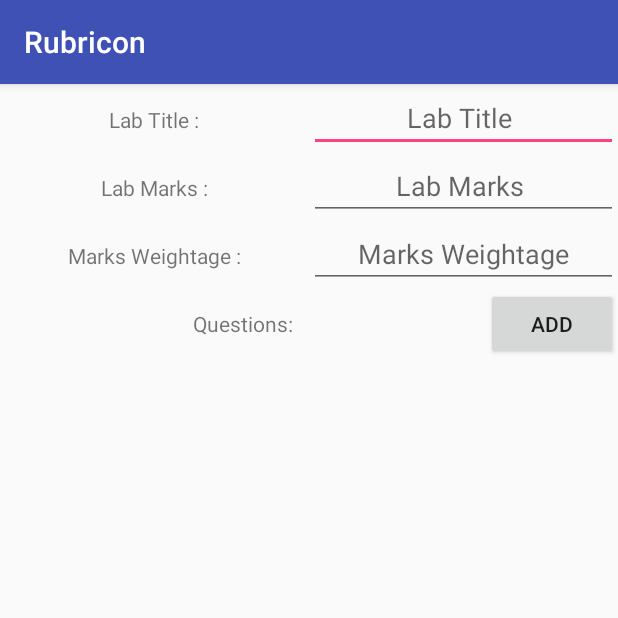
After one commit to AdnanMuhib/Rubricon, an Android app: the LabActivity screen opened directly, with no data from a screen before it, on a phone screen of 412 x 824 dp, the top half of it. The commit adds this screen. Run offline under Robolectric (Android 15) with nearby library versions, the phone set to English and light mode, and no system bars.

Commit message:
Add Lab Activity

```diff
--- a/app/build.gradle
+++ b/app/build.gradle
@@ -23,6 +23,7 @@ dependencies {
     implementation 'com.android.support:appcompat-v7:28.0.0'
     implementation 'com.android.support.constraint:constraint-layout:1.1.3'
     implementation 'com.android.support:design:28.0.0'
+    implementation 'com.android.support:support-v4:28.0.0'
     testImplementation 'junit:junit:4.12'
     androidTestImplementation 'com.android.support.test:runner:1.0.2'
     androidTestImplementation 'com.android.support.test.espresso:espresso-core:3.0.2'
--- a/app/src/main/AndroidManifest.xml
+++ b/app/src/main/AndroidManifest.xml
@@ -19,7 +19,8 @@
         <activity android:name=".NewRubricActivity" />
         <activity android:name=".AddCloActivity" />
         <activity android:name=".CloSubCategoryActivity" />
-        <activity android:name=".DescriptionsActivity"></activity>
+        <activity android:name=".DescriptionsActivity" />
+        <activity android:name=".LabActivity"></activity>
     </application>
 
 </manifest>
--- a/app/src/main/java/com/mad/rubricon/GradingLevel.java
+++ b/app/src/main/java/com/mad/rubricon/GradingLevel.java
@@ -5,7 +5,7 @@ public class GradingLevel {
     double marks;
     int rubricID;
 
-    public GradingLevel(String title, double marks, int rubricID) {
+    public GradingLevel(String title, double marks) {
         this.title = title;
         this.marks = marks;
         this.rubricID = rubricID;
--- /dev/null
+++ b/app/src/main/java/com/mad/rubricon/LabActivity.java
@@ -0,0 +1,13 @@
+package com.mad.rubricon;
+
+import android.support.v7.app.AppCompatActivity;
+import android.os.Bundle;
+
+public class LabActivity extends AppCompatActivity {
+
+    @Override
+    protected void onCreate(Bundle savedInstanceState) {
+        super.onCreate(savedInstanceState);
+        setContentView(R.layout.activity_lab);
+    }
+}
--- a/app/src/main/java/com/mad/rubricon/Rubric.java
+++ b/app/src/main/java/com/mad/rubricon/Rubric.java
@@ -4,16 +4,18 @@ import java.util.ArrayList;
 
 
 public class Rubric {
+    public static Rubric rubric = new Rubric();
     String courseID;
     String rubricTitle;
     ArrayList<RubricCLO> rubricCLOs = new ArrayList<>();
     ArrayList<GradingLevel> gradingLevels = new ArrayList<>();
 
 
-    public Rubric(String courseID, String rubricTitle) {
+    private Rubric(String courseID, String rubricTitle) {
         this.courseID = courseID;
         this.rubricTitle = rubricTitle;
     }
+    private Rubric(){}
 
     public String getCourseID() {
         return courseID;
--- /dev/null
+++ b/app/src/main/res/layout/activity_lab.xml
@@ -0,0 +1,90 @@
+<?xml version="1.0" encoding="utf-8"?>
+<LinearLayout xmlns:android="http://schemas.android.com/apk/res/android"
+    xmlns:app="http://schemas.android.com/apk/res-auto"
+    xmlns:tools="http://schemas.android.com/tools"
+    android:layout_width="match_parent"
+    android:layout_height="match_parent"
+    android:orientation="vertical"
+    tools:context=".LabActivity">
+
+    <TableRow
+        android:layout_width="match_parent"
+        android:layout_height="wrap_content">
+
+        <TextView
+            android:id="@+id/titlename2"
+            android:layout_width="fill_parent"
+            android:layout_height="wrap_content"
+            android:layout_weight="0.5"
+            android:gravity="center"
+            android:text="Lab Title :" />
+
+        <EditText
+            android:id="@+id/textMaxSpeed"
+            android:layout_width="fill_parent"
+            android:layout_height="wrap_content"
+            android:layout_weight="0.5"
+            android:gravity="center"
+            android:hint="Lab Title " />
+    </TableRow>
+    <TableRow
+        android:layout_width="match_parent"
+        android:layout_height="wrap_content" >
+
+        <TextView
+            android:id="@+id/txt"
+            android:layout_width="fill_parent"
+            android:layout_height="wrap_content"
+            android:layout_weight="0.5"
+            android:gravity="center"
+            android:text="Lab Marks :" />
+
+        <EditText
+            android:id="@+id/textMarks"
+            android:layout_width="fill_parent"
+            android:layout_height="wrap_content"
+            android:layout_weight="0.5"
+            android:gravity="center"
+            android:hint="Lab Marks " />
+    </TableRow>
+    <TableRow
+        android:layout_width="match_parent"
+        android:layout_height="wrap_content" >
+
+        <TextView
+            android:id="@+id/titlename3"
+            android:layout_width="fill_parent"
+            android:layout_height="wrap_content"
+            android:layout_weight="0.5"
+            android:gravity="center"
+            android:text="Marks Weightage :" />
+
+        <EditText
+            android:id="@+id/textMarksWeightage"
+            android:layout_width="fill_parent"
+            android:layout_height="wrap_content"
+            android:layout_weight="0.5"
+            android:gravity="center"
+            android:hint="Marks Weightage" />
+    </TableRow>
+    <TableRow
+        android:layout_width="match_parent"
+        android:layout_height="wrap_content" >
+
+        <TextView
+            android:id="@+id/titlename4"
+            android:layout_width="fill_parent"
+            android:layout_height="wrap_content"
+            android:layout_weight="0.5"
+            android:gravity="center"
+            android:text="Questions:" />
+
+        <Button
+            android:id="@+id/btnAddCategory"
+            android:layout_width="wrap_content"
+            android:layout_height="wrap_content"
+            android:gravity="center"
+            android:text="Add" />
+
+    </TableRow>
+</LinearLayout>
--- a/app/src/main/res/layout/list_item.xml
+++ b/app/src/main/res/layout/list_item.xml
@@ -11,6 +11,7 @@
         android:paddingLeft="50dp"
         android:paddingTop="20dp"
         android:text="TextView"
+        android:textSize="18sp"
         android:textStyle="bold" />
 
     <TableRow
@@ -31,7 +32,7 @@
             android:layout_marginLeft="20dp"
             android:ems="4"
             android:hint="Marks"
-            android:inputType="textPersonName" />
+            android:inputType="number" />
     </TableRow>
 
 </LinearLayout>
--- a/app/src/main/res/values/colors.xml
+++ b/app/src/main/res/values/colors.xml
@@ -2,5 +2,5 @@
 <resources>
     <color name="colorPrimary">#3F51B5</color>
     <color name="colorPrimaryDark">#303F9F</color>
-    <color name="colorAccent">#FF4081</color>
+    <color name="colorAccent">#ff4081</color>
 </resources>
```
Also changed, not shown: app/src/main/java/com/mad/rubricon/Lab.java (+12 -1 lines), app/src/main/java/com/mad/rubricon/LabTable.java (+7 -3 lines), app/src/main/java/com/mad/rubricon/NewRubricActivity.java (+48 -6 lines), app/src/main/java/com/mad/rubricon/RubricsActivity.java (+49 -1 lines), app/src/main/res/layout/activity_add_clo.xml (+4 -3 lines), app/src/main/res/layout/activity_new_rubric.xml (+3 -11 lines), app/src/main/res/layout/activity_rubrics.xml (+14 -5 lines).
